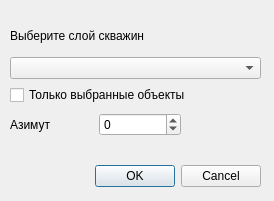
This is ui/zone_zso.ui in gis56/geo_pie as Qt 5 draws it before an edit. The edited form follows.
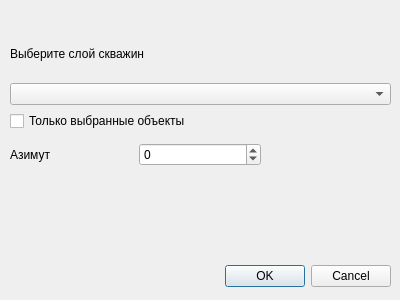
This is the edited form. Custom widgets are drawn as their Qt base class.

Diff of the .ui file:
```diff
--- a/ui/zone_zso.ui
+++ b/ui/zone_zso.ui
@@ -6,8 +6,8 @@
    <rect>
     <x>0</x>
     <y>0</y>
-    <width>274</width>
-    <height>201</height>
+    <width>400</width>
+    <height>300</height>
    </rect>
   </property>
   <property name="windowTitle">
@@ -16,8 +16,8 @@
   <widget class="QDialogButtonBox" name="buttonBox">
    <property name="geometry">
     <rect>
-     <x>30</x>
-     <y>160</y>
+     <x>160</x>
+     <y>260</y>
      <width>231</width>
      <height>32</height>
     </rect>
@@ -33,9 +33,9 @@
    <property name="geometry">
     <rect>
      <x>10</x>
-     <y>20</y>
-     <width>251</width>
-     <height>85</height>
+     <y>30</y>
+     <width>381</width>
+     <height>101</height>
     </rect>
    </property>
    <layout class="QVBoxLayout" name="verticalLayout">
@@ -62,8 +62,8 @@
    <property name="geometry">
     <rect>
      <x>10</x>
-     <y>110</y>
-     <width>171</width>
+     <y>140</y>
+     <width>251</width>
      <height>30</height>
     </rect>
    </property>
```
Left out of the diff: 4 changed lines with no effect on the pictures.
